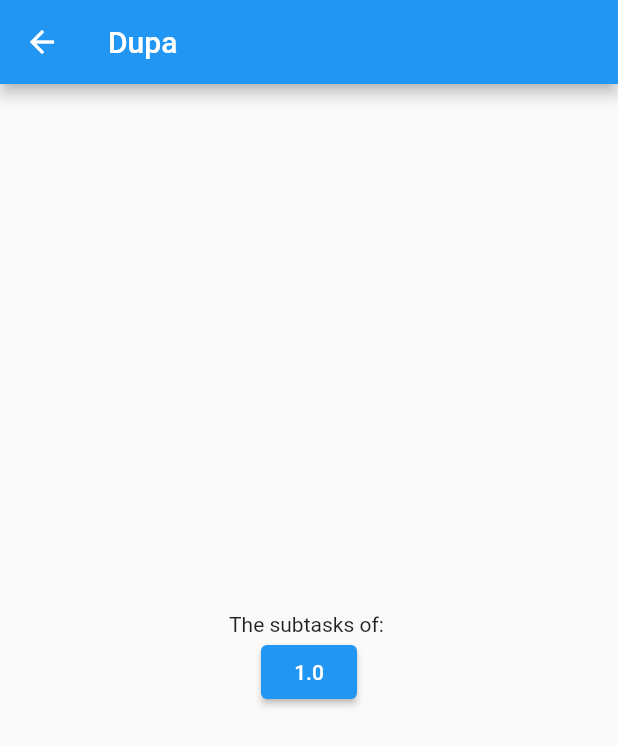
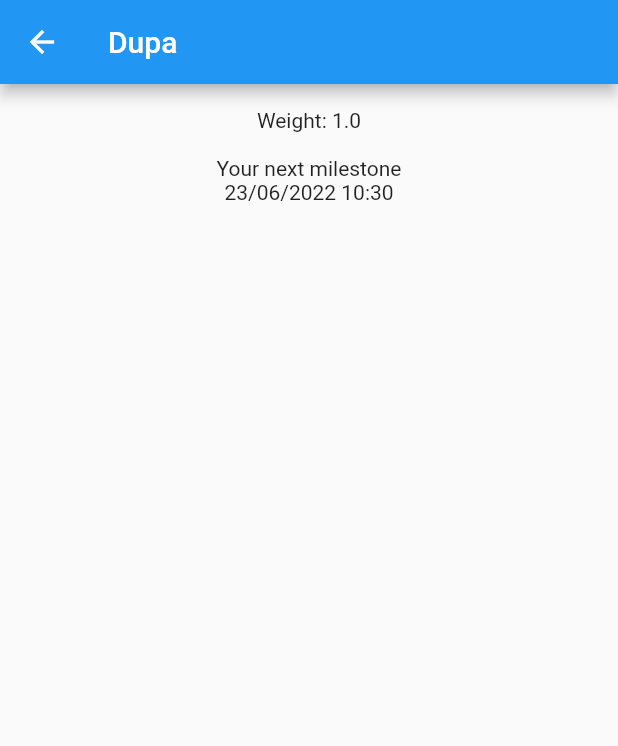
Before and after one commit to ArturNiklewicz/todoFlutterApp, a Flutter app: the screen it shows after launch, after a tap on an icon or button, on a phone screen of 412 x 824 dp. Shown: the top 746 px of the screen. Run offline on Flutter 3.47's test engine with Material 2 defaults, Android fonts, the phone set to English and light mode, and no system bars.

Commit message:
Adding a feature: Sending data between screens

```diff
--- a/lib/ui/screens/subtask_screen.dart
+++ b/lib/ui/screens/subtask_screen.dart
@@ -1,4 +1,5 @@
 import 'package:flutter/material.dart';
+import 'package:intl/intl.dart';
 import 'package:todo_app/models/subtask.dart';
 import 'package:todo_app/models/todo.dart';
 
@@ -14,17 +15,14 @@ class SubTaskScreen extends StatelessWidget {
       ),
       body: Center(
         child: Column(
-          mainAxisAlignment: MainAxisAlignment.center,
-          children: [
-            const Text('The subtasks of: '),
-            ElevatedButton(
-              onPressed: () {
-                Navigator.pop(context);
-              },
-              child: Text(todo.weight.toStringAsPrecision(2)),
-            ),
-          ],
-        ),
+            mainAxisAlignment: MainAxisAlignment.start,
+            children: <Widget>[
+              Text("\nWeight: " + todo.weight.toStringAsPrecision(2) + "\n"),
+              Text(
+                'Your next milestone',
+              ),
+              Text(DateFormat('dd/MM/yyyy H:m').format(todo.deadline))
+            ]),
       ),
     );
   }
--- a/lib/ui/widgets/task_list.dart
+++ b/lib/ui/widgets/task_list.dart
@@ -22,10 +22,6 @@ class TaskList extends StatelessWidget {
                 itemBuilder: (context, index) {
                   return TaskCard(
                     task: tasks![index],
-                    taskName: tasks![index].title,
-                    taskWeight: tasks![index].weight,
-                    taskDeadline: tasks![index].deadline,
-                    taskStatus: tasks![index].status,
                   );
                   // return TaskCard();
                 },
@@ -36,19 +32,8 @@ class TaskList extends StatelessWidget {
 
 class TaskCard extends StatefulWidget {
   Todo task;
-  String taskName;
-  double taskWeight;
-  DateTime taskDeadline;
-  bool taskStatus = false;
 
-  TaskCard(
-      {Key? key,
-      required this.task,
-      required this.taskName,
-      required this.taskWeight,
-      required this.taskDeadline,
-      required this.taskStatus})
-      : super(key: key);
+  TaskCard({Key? key, required this.task}) : super(key: key);
 
   @override
   State<TaskCard> createState() => _TaskCardState();
@@ -82,19 +67,19 @@ class _TaskCardState extends State<TaskCard> {
             Checkbox(
                 checkColor: Colors.white,
                 fillColor: MaterialStateProperty.resolveWith(getColor),
-                value: widget.taskStatus,
+                value: widget.task.status,
                 onChanged: (bool? value) {
                   setState(() {
-                    widget.taskStatus = value!;
+                    widget.task.status = value!;
                     /*  widget.taskStatus = value!; */
                   });
                 }),
-            Text('Weight: ' + widget.taskWeight.toStringAsPrecision(2)),
+            Text('Weight: ' + widget.task.weight.toStringAsPrecision(2)),
             Column(
               mainAxisAlignment: MainAxisAlignment.spaceEvenly,
               children: [
                 FittedBox(
-                  child: Text(widget.taskName,
+                  child: Text(widget.task.title,
                       style:
                           TextStyle(fontWeight: FontWeight.bold, fontSize: 18)),
                 ),
@@ -104,7 +89,7 @@ class _TaskCardState extends State<TaskCard> {
                       'Your next milestone',
                     ),
                     Text(DateFormat('dd/MM/yyyy H:m')
-                        .format(widget.taskDeadline)),
+                        .format(widget.task.deadline)),
                   ],
                 )
               ],
```
